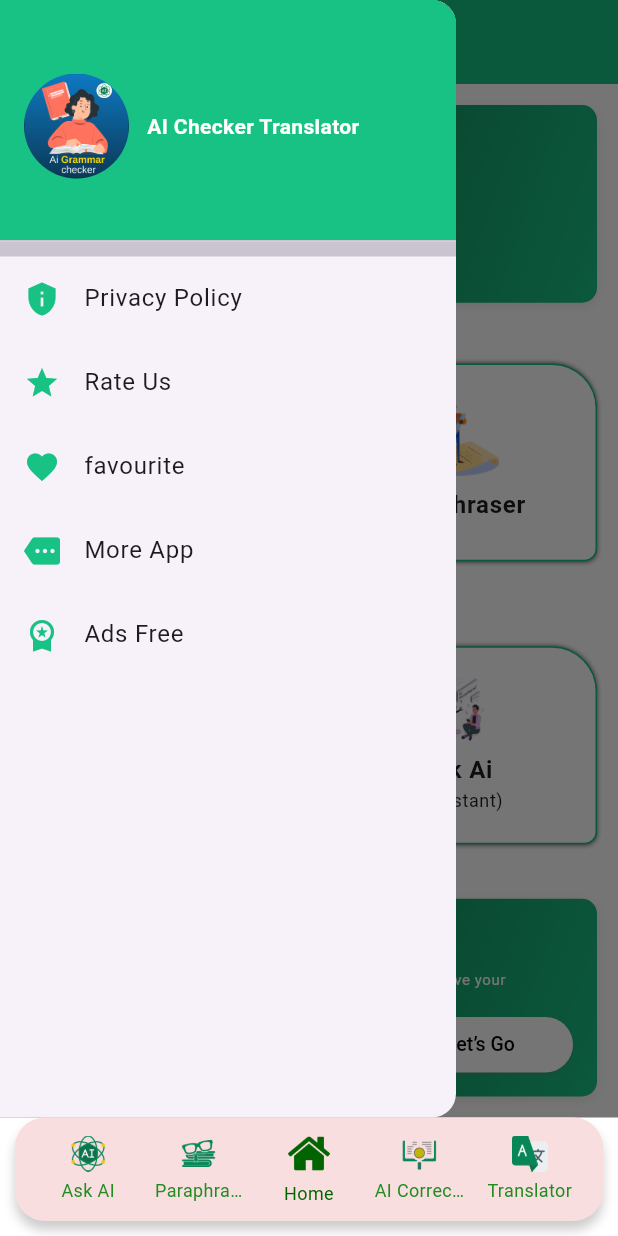
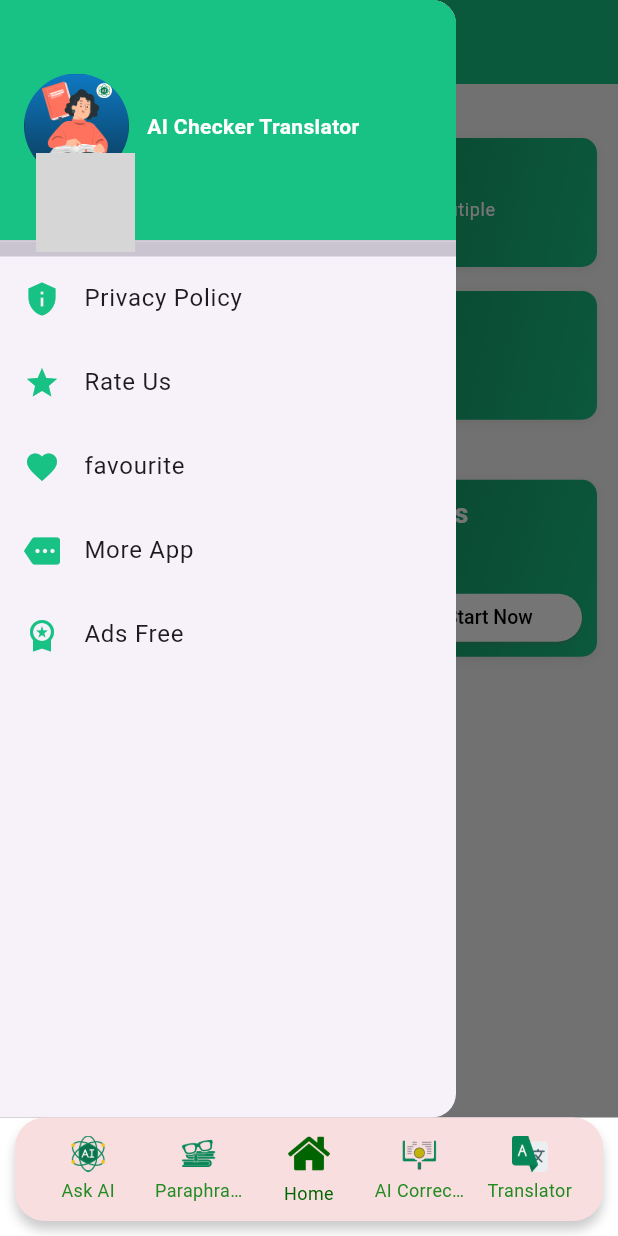
Before and after one commit to Bilal17809/ai_checker_translator, a Flutter app: the BottomNavExample screen opened by its route, with the side drawer open, on a phone screen of 412 x 824 dp. Run offline on Flutter 3.47's test engine with Material 3 defaults, Android fonts, the phone set to English and light mode, and no system bars; our stand-ins replace carousel_slider, connectivity_plus, curved_navigation_bar, firebase_core, firebase_remote_config, flutter_tts and 13 more; missing offline and left inert: country_flags, dart:ffi, in_app_purchase_android, onesignal_flutter, panara_dialogs, translator; accounts and stored records are empty; Roboto replaces fonts that are missing (Montserrat); grey boxes are pictures that could not be loaded.

Commit message:
07/21/2025 by izhar updated code

```diff
--- a/lib/gen/assets.gen.dart
+++ b/lib/gen/assets.gen.dart
@@ -99,6 +99,11 @@ class Assets {
 
   static const AssetGenImage premiumicon = AssetGenImage(
     'assets/icons/premium icon1.png',
+  );
+
+
+  static const AssetGenImage trasnlationIcon = AssetGenImage(
+    'assets/icons/translationicon.png',
   );
 
 
--- a/lib/presentations/ai_translator/model/language_model.dart
+++ b/lib/presentations/ai_translator/model/language_model.dart
@@ -4,9 +4,23 @@ what the hell model are her?????????/
 use this inside that file don't create separate file
 like these small model
 */
+
 class LanguageModel {
+  final String name;
+  final String code;
   final String countryCode;
-  final String name;
 
-  LanguageModel({required this.countryCode, required this.name});
+  LanguageModel({
+    required this.name,
+    required this.code,
+    required this.countryCode,
+  });
+
+  factory LanguageModel.fromJson(Map<String, dynamic> json) {
+    return LanguageModel(
+      name: json['name'],
+      code: json['code'],
+      countryCode: json['countryCode'],
+    );
+  }
 }
--- a/lib/presentations/home/view/home_view.dart
+++ b/lib/presentations/home/view/home_view.dart
@@ -1,6 +1,7 @@
 import 'package:ai_checker_translator/ads_manager/appOpen_ads.dart';
 import 'package:ai_checker_translator/ads_manager/banner_ads.dart';
 import 'package:ai_checker_translator/ads_manager/native_ads.dart';
+import 'package:ai_checker_translator/core/theme/app_colors.dart';
 import 'package:ai_checker_translator/presentations/ai_dictionary/contrl/ai_dictioanay_contrl.dart';
 import 'package:ai_checker_translator/presentations/ai_dictionary/view/ai_dictionary_page.dart';
 import 'package:ai_checker_translator/presentations/aska/view/ask_ai_screen.dart';
@@ -53,6 +54,7 @@ class _HomeViewState extends State<HomeView> {
         onTap: () => _focusScopeNode.unfocus(),
         child: SafeArea(
           child: Scaffold(
+            backgroundColor: kWhiteF7,
             key: _globalKey,
             onDrawerChanged: (isOpen) {
               setState(() {
@@ -66,7 +68,7 @@ class _HomeViewState extends State<HomeView> {
                 return Padding(
                   padding: const EdgeInsets.symmetric(
                     horizontal: 14,
-                    vertical:14,
+                    vertical: 20,
                   ),
                   child: ConstrainedBox(
                     constraints: BoxConstraints(
@@ -76,86 +78,104 @@ class _HomeViewState extends State<HomeView> {
                       child: Column(
                         crossAxisAlignment: CrossAxisAlignment.start,
                         children: [
+
+                          SizedBox(height: 16),
+
+                          GrammarTestCardWidget(
+                            icon: Assets.trasnlationIcon.path,
+                            title: "Translation",
+                            subtitle:
+                                "Translate text instantly between mutiple languages.",
+                            showActionButton: false,
+                            onTap: () {
+                              Get.toNamed(RoutesName.aiTranslatornavbar);
+                            },
+                          ),
+                          SizedBox(height: 16),
                           /// Top Grammar Test Card
                           GrammarTestCardWidget(
                             icon: Assets.topbannericon.path,
-                            title: "Boost your learning",
+                            title: "Boost your vocabulary",
                             subtitle: "Learn Grammar by playing Games",
                             showActionButton: false,
                           ),
-                          const SizedBox(height:8),
-                          if (!(Get.find<AppOpenAdController>().isShowingOpenAd.value
-                              || isDrawerOpen))
-                            Get.find<LargeBannerAdController>().getBannerAdWidget('ad14'),
-                          SizedBox(height:12),
-                          /// Row 1
-                          Expanded(
-                            child: Row(
-                              children: [
-                                Expanded(
-                                  child: FeatureCardWidget(
-                                    OnTap: () {
-                                      geminiAiCorrectionController
-                                          .resetController();
-                                      Get.to(() => AiDictionaryPage());
-                                    },
-                                    image: Assets.aicorrectionicon.path,
-                                    title: "Ai corrector",
-                                    subtitle: "Grammar Checker",
-                                  ),
-                                ),
-                                const SizedBox(width: 8),
-                                Expanded(
-                                  child: FeatureCardWidget(
-                                    OnTap: () => Get.to(() => ParaphraseView()),
-                                    image: Assets.paraphrasericon.path,
-                                    title: "Paraphraser",
-                                  ),
-                                ),
-                              ],
-                            ),
-                          ),
-                          const SizedBox(height: 16),
+                          const SizedBox(height: 8),
+                          if (!(Get.find<AppOpenAdController>()
+                                  .isShowingOpenAd
+                                  .value ||
+                              isDrawerOpen))
+                            Get.find<LargeBannerAdController>()
+                                .getBannerAdWidget('ad14'),
+                          SizedBox(height: 12),
 
-                          /// Row 2
-                          Expanded(
-                            child: Row(
-                              children: [
-                                Expanded(
-                                  child: FeatureCardWidget(
-                                    OnTap:
-                                        () => Get.toNamed(
-                                          RoutesName.learngrammarscreen,
-                                        ),
-                                    image: Assets.learngrammaricon.path,
-                                    title: "Learn Grammar",
-                                  ),
-                                ),
-                                const SizedBox(width: 8),
-                                Expanded(
-                                  child: FeatureCardWidget(
-                                    OnTap: () {
-                                      geminicontroller.resetData();
-                                      Get.to(() => AskAiScreen());
-                                    },
-                                    image: Assets.askaiicon.path,
-                                    title: "Ask Ai",
-                                    subtitle: "Assistant",
-                                  ),
-                                ),
-                              ],
-                            ),
-                          ),
-                          const SizedBox(height: 16),
+                          // Expanded(
+                          //   child: Row(
+                          //     children: [
+                          //       Expanded(
+                          //         child: FeatureCardWidget(
+                          //           OnTap: () {
+                          //             geminiAiCorrectionController
+                          //                 .resetController();
+                          //             Get.to(() => AiDictionaryPage());
+                          //           },
+                          //           image: Assets.aicorrectionicon.path,
+                          //           title: "AI Grammar Corrector",
+                          //           subtitle: "Grammar Checker",
+                          //         ),
+                          //       ),
+                          //       const SizedBox(width: 8),
+                          //       Expanded(
+                          //         child: FeatureCardWidget(
+                          //           OnTap: () => Get.to(() => ParaphraseView()),
+                          //           image: Assets.paraphrasericon.path,
+                          //           title: "Common English Phrases",
+                          //         ),
+                          //       ),
+                          //     ],
+                          //   ),
+                          // ),
+
+                          // const SizedBox(height: 16),
+
+                          // /// Row 2
+                          // Expanded(
+                          //   child: Row(
+                          //     children: [
+                          //       Expanded(
+                          //         child: FeatureCardWidget(
+                          //           OnTap:
+                          //               () => Get.toNamed(
+                          //                 RoutesName.learngrammarscreen,
+                          //               ),
+                          //           image: Assets.learngrammaricon.path,
+                          //           title: "Learn Grammar",
+                          //         ),
+                          //       ),
+                          //       const SizedBox(width: 8),
+                          //       Expanded(
+                          //         child: FeatureCardWidget(
+                          //           OnTap: () {
+                          //             geminicontroller.resetData();
+                          //             Get.to(() => AskAiScreen());
+                          //           },
+                          //           image: Assets.askaiicon.path,
+                          //           title: "Ask Ai",
+                          //           // subtitle: "Assistant",
+                          //         ),
+                          //       ),
+                          //     ],
+                          //   ),
+                          // ),
+                          const SizedBox(height: 20),
 
                           /// Bottom Grammar Test
                           GrammarTestCardWidget(
                             icon: Assets.bottombannericon.path,
-                            title: "English Grammar Test",
+                            title: "Test your Grammar Skills",
                             subtitle:
-                                "Begins the English Grammar Test to improve your grammar skills.",
+                                "",
                             showActionButton: true,
-                            actionButtonText: "Let’s Go",
+                            actionButtonText: "Start Now",
                             onActionPressed: () {
                               FocusScope.of(context).unfocus();
                               Get.toNamed(RoutesName.quizzesCategoryScreen);
--- a/lib/presentations/home/widgets/feature_card_widget.dart
+++ b/lib/presentations/home/widgets/feature_card_widget.dart
@@ -8,12 +8,14 @@ class FeatureCardWidget extends StatelessWidget {
   final String? subtitle;
   final VoidCallback OnTap;
 
+
   const FeatureCardWidget({
     super.key,
     required this.image,
     required this.title,
     this.subtitle,
     required this.OnTap,
+
   });
 
   @override
@@ -25,43 +27,106 @@ class FeatureCardWidget extends StatelessWidget {
       onTap: OnTap,
       child: Container(
         width: width * 0.45,
-        padding: const EdgeInsets.all(12),
-        height: height * 0.16,
+        height: height * 0.26,
+        padding: const EdgeInsets.all(16),
         decoration: rounBorderDecoration,
         child: Column(
-          mainAxisAlignment: MainAxisAlignment.center,
           children: [
-            Flexible(
-              flex: 3,
+
+            Expanded(
+              flex: 02,
               child: Image.asset(image, height: 50, fit: BoxFit.contain),
             ),
-            const SizedBox(height: 8),
-            Flexible(
-              flex: 2,
-              child: Text(
+            const SizedBox(height: 04),
+            Text(
               title,
-                style: context.textTheme.bodyLarge!.copyWith(
+              style: context.textTheme.bodySmall!.copyWith(
                 fontWeight: FontWeight.bold,
               ),
               textAlign: TextAlign.center,
-                maxLines: 2,
+              maxLines: 1,
               overflow: TextOverflow.ellipsis,
             ),
-            ),
-            if (subtitle != null && subtitle!.isNotEmpty)
-              Flexible(
-                flex: 2,
-                child: Text(
-                  "($subtitle)",
+
+            if (subtitle != null && subtitle!.isNotEmpty) ...[
+              Text(
+                "(${subtitle!})",
                 style: context.textTheme.bodySmall,
                 textAlign: TextAlign.center,
-                  maxLines: 2,
+                maxLines: 1,
                 overflow: TextOverflow.ellipsis,
               ),
-              ),
+            ],
           ],
         ),
       ),
     );
   }
 }
+
+
+
+
+// class FeatureCardWidget extends StatelessWidget {
+//   final String image;
+//   final String title;
+//   final String? subtitle;
+//   final VoidCallback OnTap;
+
+//   const FeatureCardWidget({
+//     super.key,
+//     required this.image,
+//     required this.title,
+//     this.subtitle,
+//     required this.OnTap,
+//   });
+
+//   @override
+//   Widget build(BuildContext context) {
+//     final height = MediaQuery.of(context).size.height;
+//     final width = MediaQuery.of(context).size.width;
+
+//     return GestureDetector(
+//       onTap: OnTap,
+//       child: Container(
+//         width: width * 0.45,
+//         padding: const EdgeInsets.all(12),
+//         height: height * 0.16,
+//         decoration: roundedDecoration,
+//         child: Column(
+//           mainAxisAlignment: MainAxisAlignment.center,
+//           children: [
+//             Flexible(
+//               flex: 4,
+//               child: Image.asset(image, height: 60, fit: BoxFit.contain),
+//             ),
+//             const SizedBox(height: 8),
+//             Flexible(
+//               flex: 3,
+//               child: Text(
+//                 title,
+//                 style: context.textTheme.bodySmall!.copyWith(
+//                   fontWeight: FontWeight.bold,
+//                 ),
+//                 textAlign: TextAlign.center,
+//                 maxLines: 2,
+//                 overflow: TextOverflow.ellipsis,
+//               ),
+//             ),
+//             if (subtitle != null && subtitle!.isNotEmpty)
+//               Flexible(
+//                 flex: 3,
+//                 child: Text(
+//                   "($subtitle)",
+//                   style: context.textTheme.bodySmall,
+//                   textAlign: TextAlign.center,
+//                   maxLines: 2,
+//                   overflow: TextOverflow.ellipsis,
+//                 ),
+//               ),
+//           ],
+//         ),
+//       ),
+//     );
+//   }
+// }
--- a/lib/presentations/home/widgets/grammar_test_card_widget.dart
+++ b/lib/presentations/home/widgets/grammar_test_card_widget.dart
@@ -13,6 +13,7 @@ class GrammarTestCardWidget extends StatelessWidget {
   final EdgeInsetsGeometry? padding;
   final String? icon;
   final VoidCallback? onTap;
+
   const GrammarTestCardWidget({
     super.key,
     required this.title,
@@ -22,7 +23,7 @@ class GrammarTestCardWidget extends StatelessWidget {
     this.onActionPressed,
     this.padding,
     this.icon,
-    this.onTap
+    this.onTap,
   });
 
   @override
@@ -32,51 +33,49 @@ class GrammarTestCardWidget extends StatelessWidget {
 
     return GestureDetector(
       onTap: onTap,
+      child: IntrinsicHeight(
         child: Container(
-        height: height * 0.16,
-        padding: padding ?? const EdgeInsets.all(16),
+          // height: height * 0.16,
+          padding: padding ?? const EdgeInsets.all(10),
           decoration: roundedDecorationHomevie,
           child: Column(
+            // mainAxisSize: MainAxisSize.min,
             mainAxisAlignment: MainAxisAlignment.center,
+            crossAxisAlignment: CrossAxisAlignment.start,
             children: [
-            Expanded(
-              child: Row(
-                crossAxisAlignment: CrossAxisAlignment.center,
+              Row(
+                crossAxisAlignment: CrossAxisAlignment.start,
                 children: [
                   if (icon != null)
                     Image.asset(
                       icon!,
-                      height: height * 0.07,
+                      height: height * 0.08,
                       fit: BoxFit.contain,
+
                     ),
                   const SizedBox(width: 12),
                   Expanded(
                     child: Column(
                       crossAxisAlignment: CrossAxisAlignment.start,
-                      mainAxisAlignment: MainAxisAlignment.center,
                       children: [
-                        Flexible(
-                          child: Text(
+                        Text(
                           title,
-                            maxLines: 3,
+                          maxLines: 1,
                           overflow: TextOverflow.ellipsis,
-                            style: context.textTheme.bodyLarge!.copyWith(
+                          style: context.textTheme.bodyMedium!.copyWith(
                             color: kWhite,
                             fontWeight: FontWeight.bold,
                             fontSize: 18,
                           ),
                         ),
-                        ),
                         const SizedBox(height: 4),
-                        Flexible(
-                          child: Text(
+                        Text(
                           subtitle,
-                            maxLines: 3,
+                          maxLines: 2,
                           overflow: TextOverflow.ellipsis,
                           style: context.textTheme.bodySmall!.copyWith(
                             color: kWhite,
-                              fontSize: 10,
-                            ),
+                            fontSize: 12,
                           ),
                         ),
                       ],
@@ -84,13 +83,12 @@ class GrammarTestCardWidget extends StatelessWidget {
                   ),
                 ],
               ),
-            ),
               if (showActionButton && actionButtonText != null) ...[
-              const SizedBox(height:5),
+
                 Align(
                   alignment: Alignment.bottomRight,
                   child: SizedBox(
-                  height: height * 0.045,
+                    height: 32,
                     width: width * 0.3,
                     child: ElevatedButton(
                       onPressed: onActionPressed,
@@ -109,6 +107,7 @@ class GrammarTestCardWidget extends StatelessWidget {
             ],
           ),
         ),
+      ),
     );
   }
 }
```
Also changed, not shown: pubspec.yaml (+9 -1 lines), pubspec.lock, 32 other files. Lines whose indentation alone changed are shown as unchanged.
